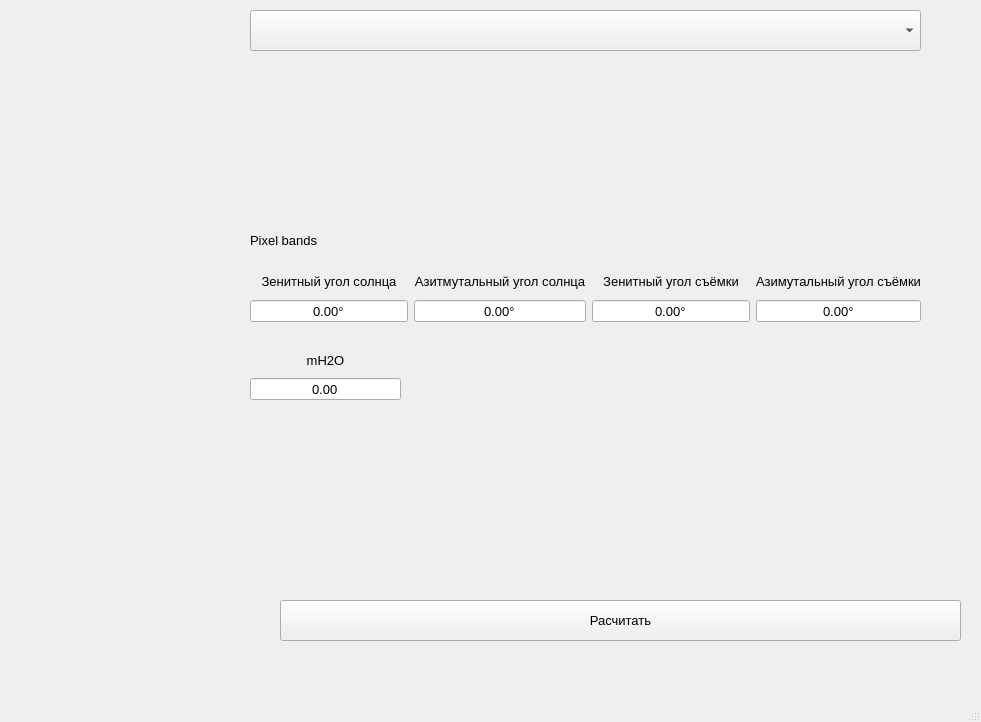
The window that atm_correction/AtmCorrectionMainWindow.ui (ValeryStk/satellite_comparator) describes before a commit, drawn with Qt 5.
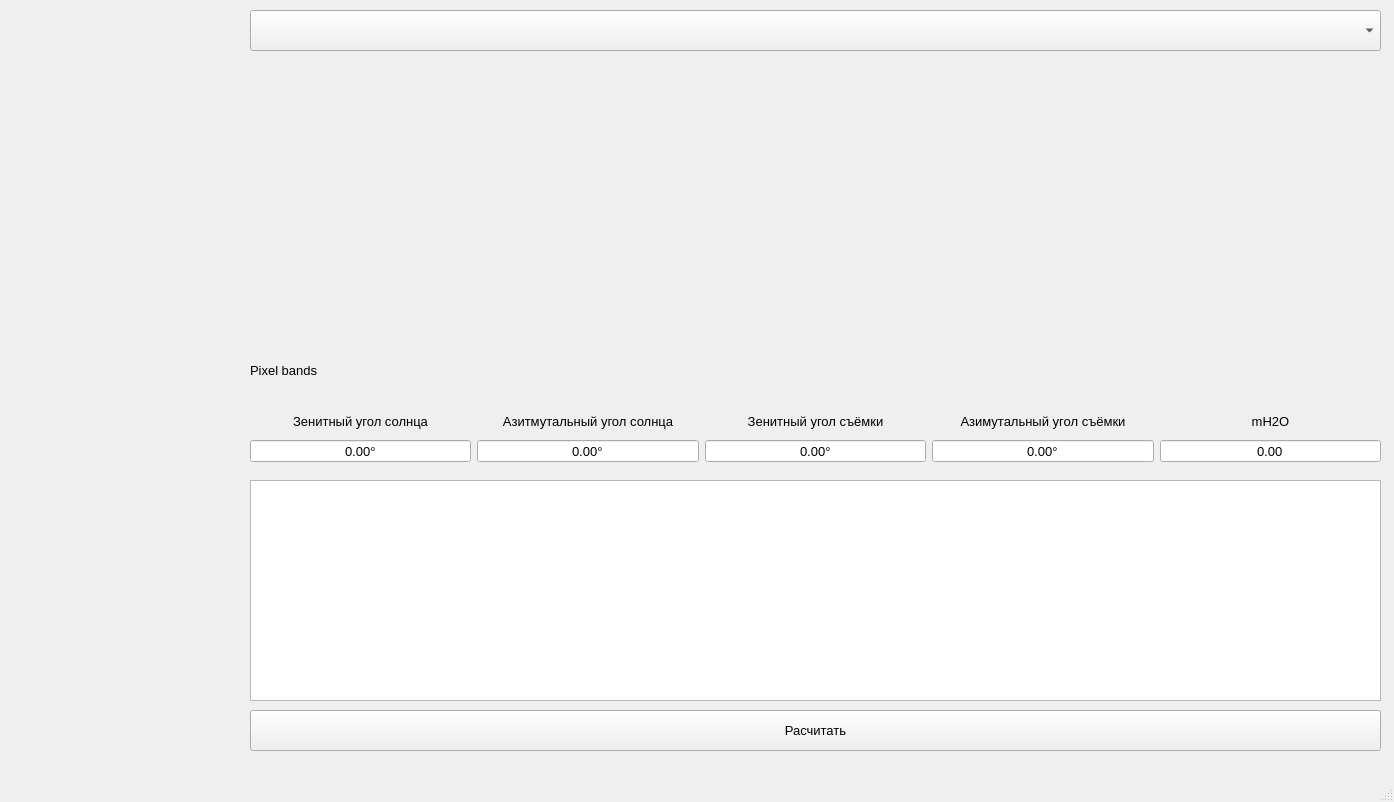
The same window after the commit. Custom widgets are drawn as their Qt base class.

Commit message: wip (atm correction table)

```diff
--- a/atm_correction/AtmCorrectionMainWindow.ui
+++ b/atm_correction/AtmCorrectionMainWindow.ui
@@ -6,8 +6,8 @@
    <rect>
     <x>0</x>
     <y>0</y>
-    <width>981</width>
-    <height>722</height>
+    <width>1394</width>
+    <height>802</height>
    </rect>
   </property>
   <property name="minimumSize">
@@ -32,7 +32,7 @@
       <x>9</x>
       <y>9</y>
       <width>231</width>
-      <height>631</height>
+      <height>741</height>
      </rect>
     </property>
     <layout class="QVBoxLayout" name="verticalLayout_checkBoxes"/>
@@ -40,9 +40,9 @@
    <widget class="QPushButton" name="pushButton_calculateBlack">
     <property name="geometry">
      <rect>
-      <x>280</x>
-      <y>600</y>
-      <width>681</width>
+      <x>250</x>
+      <y>710</y>
+      <width>1131</width>
       <height>41</height>
      </rect>
     </property>
@@ -55,8 +55,8 @@
      <rect>
       <x>250</x>
       <y>60</y>
-      <width>671</width>
-      <height>161</height>
+      <width>1131</width>
+      <height>291</height>
      </rect>
     </property>
    </widget>
@@ -64,8 +64,8 @@
     <property name="geometry">
      <rect>
       <x>250</x>
-      <y>220</y>
-      <width>671</width>
+      <y>350</y>
+      <width>1131</width>
       <height>41</height>
      </rect>
     </property>
@@ -77,8 +77,8 @@
     <property name="geometry">
      <rect>
       <x>250</x>
-      <y>270</y>
-      <width>671</width>
+      <y>410</y>
+      <width>1131</width>
       <height>53</height>
      </rect>
     </property>
@@ -287,6 +287,30 @@
        </item>
       </layout>
      </item>
+     <item>
+      <layout class="QVBoxLayout" name="verticalLayout">
+       <item>
+        <widget class="QLabel" name="label">
+         <property name="text">
+          <string>mH2O</string>
+         </property>
+         <property name="alignment">
+          <set>Qt::AlignCenter</set>
+         </property>
+        </widget>
+       </item>
+       <item>
+        <widget class="QDoubleSpinBox" name="doubleSpinBox_mH2O">
+         <property name="alignment">
+          <set>Qt::AlignCenter</set>
+         </property>
+         <property name="buttonSymbols">
+          <enum>QAbstractSpinBox::NoButtons</enum>
+         </property>
+        </widget>
+       </item>
+      </layout>
+     </item>
     </layout>
    </widget>
    <widget class="QComboBox" name="comboBox_satellite_type">
@@ -294,7 +318,7 @@
      <rect>
       <x>250</x>
       <y>10</y>
-      <width>671</width>
+      <width>1131</width>
       <height>41</height>
      </rect>
     </property>
@@ -311,37 +335,15 @@
      </font>
     </property>
    </widget>
-   <widget class="QWidget" name="">
+   <widget class="QTableWidget" name="tableWidget_uknown_params">
     <property name="geometry">
      <rect>
       <x>250</x>
-      <y>350</y>
-      <width>151</width>
-      <height>51</height>
+      <y>480</y>
+      <width>1131</width>
+      <height>221</height>
      </rect>
     </property>
-    <layout class="QVBoxLayout" name="verticalLayout">
-     <item>
-      <widget class="QLabel" name="label">
-       <property name="text">
-        <string>mH2O</string>
-       </property>
-       <property name="alignment">
-        <set>Qt::AlignCenter</set>
-       </property>
-      </widget>
-     </item>
-     <item>
-      <widget class="QDoubleSpinBox" name="doubleSpinBox_mH2O">
-       <property name="alignment">
-        <set>Qt::AlignCenter</set>
-       </property>
-       <property name="buttonSymbols">
-        <enum>QAbstractSpinBox::NoButtons</enum>
-       </property>
-      </widget>
-     </item>
-    </layout>
    </widget>
   </widget>
   <widget class="QMenuBar" name="menubar">
```
Left out of the diff: 2 changed lines with no effect on the pictures. The commit also changes 4 other files.
